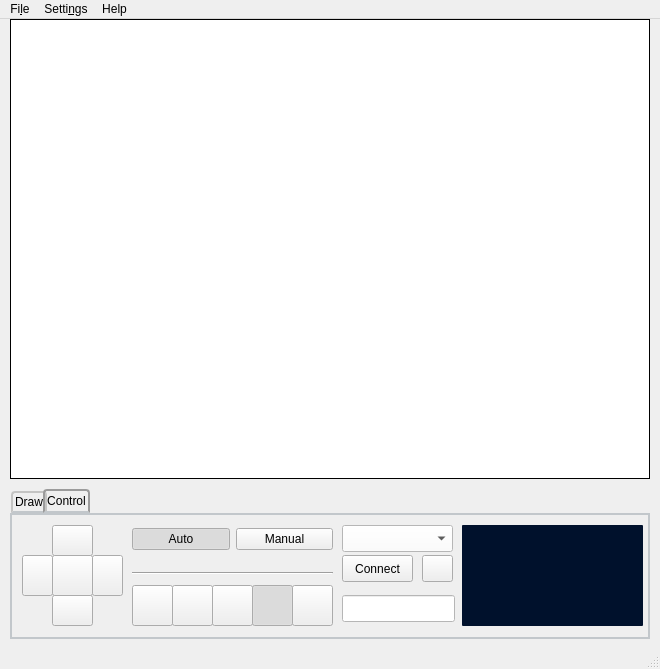
The window that gui/Draw-Vinci.ui (kthenrique/Draw-Vinci) describes before a commit, drawn with Qt 5.
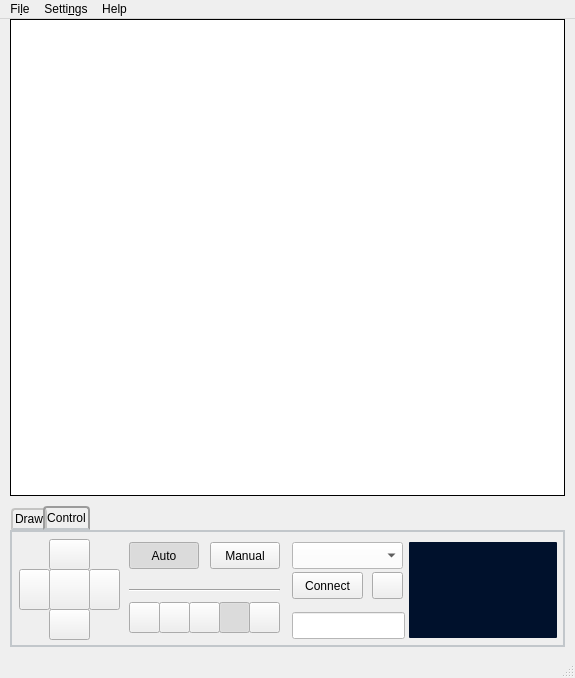
The same window after the commit. The open tabs and pages were chosen to show the change. Icons and pictures are not drawn.

Diff of the .ui file:
```diff
--- a/gui/Draw-Vinci.ui
+++ b/gui/Draw-Vinci.ui
@@ -6,8 +6,8 @@
    <rect>
     <x>0</x>
     <y>0</y>
-    <width>660</width>
-    <height>669</height>
+    <width>575</width>
+    <height>678</height>
    </rect>
   </property>
   <property name="sizePolicy">
@@ -46,8 +46,8 @@
      <rect>
       <x>10</x>
       <y>0</y>
-      <width>640</width>
-      <height>460</height>
+      <width>555</width>
+      <height>477</height>
      </rect>
     </property>
     <property name="sizePolicy">
@@ -126,9 +126,9 @@
     <property name="geometry">
      <rect>
       <x>10</x>
-      <y>470</y>
-      <width>640</width>
-      <height>150</height>
+      <y>487</y>
+      <width>555</width>
+      <height>141</height>
      </rect>
     </property>
     <property name="sizePolicy">
@@ -672,8 +672,8 @@
      <widget class="QPushButton" name="upButton">
       <property name="geometry">
        <rect>
-        <x>40</x>
-        <y>10</y>
+        <x>37</x>
+        <y>7</y>
         <width>41</width>
         <height>31</height>
        </rect>
@@ -698,8 +698,8 @@
      <widget class="QPushButton" name="leftButton">
       <property name="geometry">
        <rect>
-        <x>10</x>
-        <y>40</y>
+        <x>7</x>
+        <y>37</y>
         <width>31</width>
         <height>41</height>
        </rect>
@@ -724,8 +724,8 @@
      <widget class="QPushButton" name="rightButton">
       <property name="geometry">
        <rect>
-        <x>80</x>
-        <y>40</y>
+        <x>77</x>
+        <y>37</y>
         <width>31</width>
         <height>41</height>
        </rect>
@@ -750,8 +750,8 @@
      <widget class="QPushButton" name="downButton">
       <property name="geometry">
        <rect>
-        <x>40</x>
-        <y>80</y>
+        <x>37</x>
+        <y>77</y>
         <width>41</width>
         <height>31</height>
        </rect>
@@ -776,8 +776,8 @@
      <widget class="QPushButton" name="penButton">
       <property name="geometry">
        <rect>
-        <x>40</x>
-        <y>40</y>
+        <x>37</x>
+        <y>37</y>
         <width>41</width>
         <height>41</height>
        </rect>
@@ -816,10 +816,10 @@
      <widget class="QTextEdit" name="termEdit">
       <property name="geometry">
        <rect>
-        <x>450</x>
+        <x>397</x>
         <y>10</y>
-        <width>181</width>
-        <height>101</height>
+        <width>148</width>
+        <height>96</height>
        </rect>
       </property>
       <property name="font">
@@ -876,7 +876,7 @@
      <widget class="QComboBox" name="portsBox">
       <property name="geometry">
        <rect>
-        <x>330</x>
+        <x>280</x>
         <y>10</y>
         <width>111</width>
         <height>27</height>
@@ -889,7 +889,7 @@
      <widget class="QPushButton" name="connectButton">
       <property name="geometry">
        <rect>
-        <x>330</x>
+        <x>280</x>
         <y>40</y>
         <width>71</width>
         <height>27</height>
@@ -902,7 +902,7 @@
      <widget class="QLineEdit" name="promptEdit">
       <property name="geometry">
        <rect>
-        <x>330</x>
+        <x>280</x>
         <y>80</y>
         <width>113</width>
         <height>27</height>
@@ -923,10 +923,10 @@
      <widget class="QPushButton" name="playButton">
       <property name="geometry">
        <rect>
-        <x>200</x>
+        <x>177</x>
         <y>70</y>
-        <width>41</width>
-        <height>41</height>
+        <width>31</width>
+        <height>31</height>
        </rect>
       </property>
       <property name="styleSheet">
@@ -960,10 +960,10 @@
      <widget class="QPushButton" name="stopButton">
       <property name="geometry">
        <rect>
-        <x>240</x>
+        <x>207</x>
         <y>70</y>
-        <width>41</width>
-        <height>41</height>
+        <width>31</width>
+        <height>31</height>
        </rect>
       </property>
       <property name="styleSheet">
@@ -1000,10 +1000,10 @@
      <widget class="QPushButton" name="nextComButton">
       <property name="geometry">
        <rect>
-        <x>280</x>
+        <x>237</x>
         <y>70</y>
-        <width>41</width>
-        <height>41</height>
+        <width>31</width>
+        <height>31</height>
        </rect>
       </property>
       <property name="styleSheet">
@@ -1029,10 +1029,10 @@
      <widget class="QPushButton" name="pauseButton">
       <property name="geometry">
        <rect>
-        <x>160</x>
+        <x>147</x>
         <y>70</y>
-        <width>41</width>
-        <height>41</height>
+        <width>31</width>
+        <height>31</height>
        </rect>
       </property>
       <property name="styleSheet">
@@ -1066,10 +1066,10 @@
      <widget class="QPushButton" name="prevComButton">
       <property name="geometry">
        <rect>
-        <x>120</x>
+        <x>117</x>
         <y>70</y>
-        <width>41</width>
-        <height>41</height>
+        <width>31</width>
+        <height>31</height>
        </rect>
       </property>
       <property name="styleSheet">
@@ -1094,7 +1094,7 @@
      <widget class="QPushButton" name="clearTermButton">
       <property name="geometry">
        <rect>
-        <x>410</x>
+        <x>360</x>
         <y>40</y>
         <width>31</width>
         <height>27</height>
@@ -1111,18 +1111,28 @@
         <normaloff>img/clear.png</normaloff>img/clear.png</iconset>
       </property>
      </widget>
-     <widget class="QWidget" name="layoutWidget">
+     <widget class="Line" name="line">
       <property name="geometry">
        <rect>
-        <x>120</x>
-        <y>10</y>
-        <width>201</width>
-        <height>29</height>
+        <x>117</x>
+        <y>50</y>
+        <width>151</width>
+        <height>16</height>
        </rect>
       </property>
-      <layout class="QHBoxLayout" name="horizontalLayout">
-       <item>
+      <property name="orientation">
+       <enum>Qt::Horizontal</enum>
+      </property>
+     </widget>
         <widget class="QPushButton" name="autoButton">
+      <property name="geometry">
+       <rect>
+        <x>117</x>
+        <y>10</y>
+        <width>70</width>
+        <height>27</height>
+       </rect>
+      </property>
          <property name="minimumSize">
           <size>
            <width>10</width>
@@ -1145,9 +1155,15 @@
           <bool>true</bool>
          </property>
         </widget>
-       </item>
-       <item>
         <widget class="QPushButton" name="manualButton">
+      <property name="geometry">
+       <rect>
+        <x>198</x>
+        <y>10</y>
+        <width>70</width>
+        <height>27</height>
+       </rect>
+      </property>
          <property name="minimumSize">
           <size>
            <width>0</width>
@@ -1167,22 +1183,6 @@
           <bool>true</bool>
          </property>
         </widget>
-       </item>
-      </layout>
-     </widget>
-     <widget class="Line" name="line">
-      <property name="geometry">
-       <rect>
-        <x>120</x>
-        <y>50</y>
-        <width>201</width>
-        <height>16</height>
-       </rect>
-      </property>
-      <property name="orientation">
-       <enum>Qt::Horizontal</enum>
-      </property>
-     </widget>
     </widget>
    </widget>
   </widget>
@@ -1191,7 +1191,7 @@
     <rect>
      <x>0</x>
      <y>0</y>
-     <width>660</width>
+     <width>575</width>
      <height>27</height>
     </rect>
    </property>
```
Left out of the diff: 18 changed lines with no effect on the pictures. Lines whose indentation alone changed are shown as unchanged.
